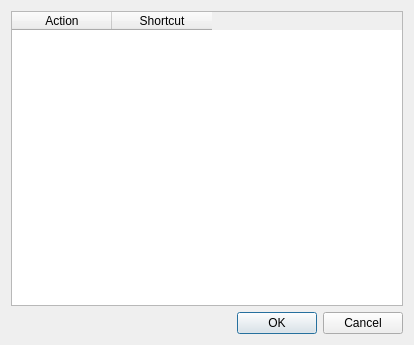
The window that CompuCell3D/Twedit++/KeyboardShortcuts.ui (CompuCell3D/CompuCell3D) describes before a commit, drawn with Qt 5.
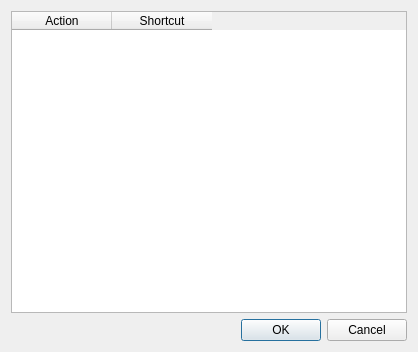
The same window after the commit.

The edit to the form file:
```diff
--- a/CompuCell3D/Twedit++/KeyboardShortcuts.ui
+++ b/CompuCell3D/Twedit++/KeyboardShortcuts.ui
@@ -6,8 +6,8 @@
    <rect>
     <x>0</x>
     <y>0</y>
-    <width>414</width>
-    <height>345</height>
+    <width>418</width>
+    <height>352</height>
    </rect>
   </property>
   <property name="windowTitle">
```
